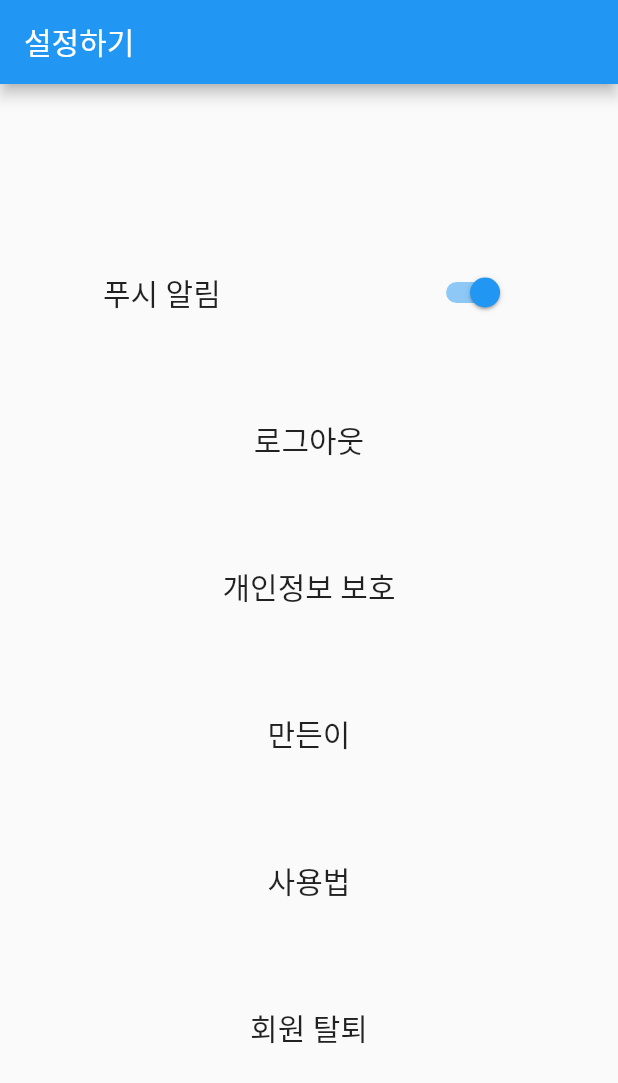
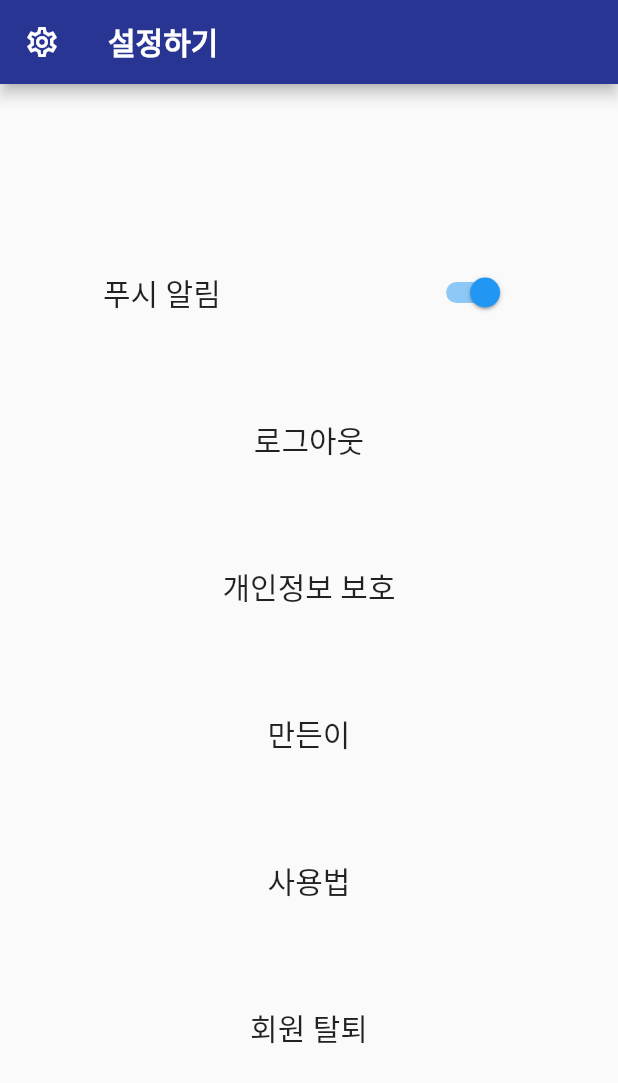
Before and after one commit to tru-MS/reborn_with_corona, a Flutter app: the SettingPage screen opened directly, on a phone screen of 412 x 824 dp. Shown: the top 1083 px of the screen. Run offline on Flutter 3.47's test engine with Material 2 defaults, Android fonts, the phone set to English and light mode, and no system bars; our stand-ins replace firebase_database, get, shared_preferences; accounts and stored records are empty.

Commit message:
디자인 변경

```diff
--- a/lib/2_main_see/a_main_page.dart
+++ b/lib/2_main_see/a_main_page.dart
@@ -129,7 +129,7 @@ class _MainPage extends State<MainPage> with SingleTickerProviderStateMixin {
               text: "설정",
             )
           ],
-          labelColor: const Color(0xffE6C800),
+          labelColor: const Color(0xFF616161),//0xffE6C800
           indicatorColor: Colors.orangeAccent,
           controller: controller,
         ));
--- a/lib/2_main_see/c_statics_page.dart
+++ b/lib/2_main_see/c_statics_page.dart
@@ -345,7 +345,7 @@ class _StatisticsPage extends State<StatisticsPage> {
               }
                return Container(
                   height: 80,
-                  color: Colors.grey,
+                  color: Color(0xFFE0E0E0),
                   child: Row(
                     children: [
                       SizedBox(width: 15,),
@@ -405,7 +405,7 @@ class _StatisticsPage extends State<StatisticsPage> {
           Spacer(),
           FloatingActionButton(
             onPressed: () {
-              addDialog("장소 지정하기");
+              addDialog("장소 지정");
             },
             child: const Icon(Icons.add),
             backgroundColor: const Color(0xff3f51b5),
--- a/lib/2_main_see/d_setting_page.dart
+++ b/lib/2_main_see/d_setting_page.dart
@@ -46,6 +46,9 @@ class _SettingPage extends State<SettingPage> {
     return Scaffold(
       appBar: AppBar(
         title: const Text('설정하기'),
+        titleTextStyle: const TextStyle( fontSize: 20, fontWeight: FontWeight.bold,),
+        backgroundColor: const Color(0xff283593),//0xff82B1FF
+        leading: const Icon(Icons.settings_outlined),
       ),
       body: Container(
         child: Center(
```
